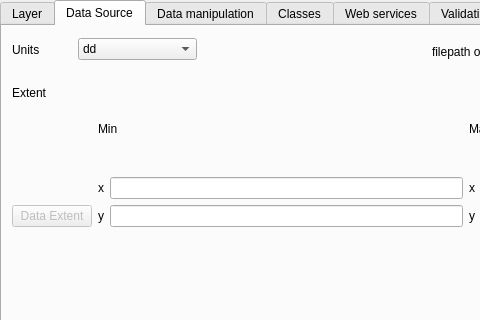
QMapfileEditor/QMapfileEditor, file layersettingsraster.ui: the form before one commit; both pictures show x 0 to 480 and y 0 to 320 of the 854 by 582 pixel window.
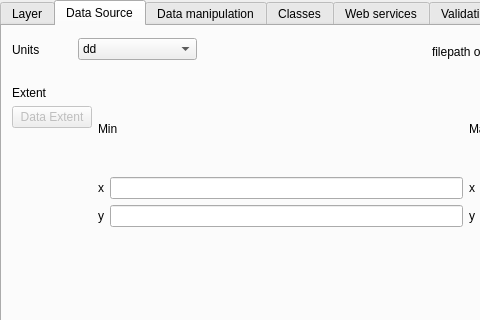
The form after the commit. The open tabs and pages were chosen to show the change. Icons and pictures are not drawn.

Commit message: Add vertical and horizontal spacer for better layout

Patch:
```diff
--- a/layersettingsraster.ui
+++ b/layersettingsraster.ui
@@ -705,6 +705,19 @@
          </property>
         </widget>
        </item>
+       <item>
+        <spacer name="verticalSpacer">
+         <property name="orientation">
+          <enum>Qt::Vertical</enum>
+         </property>
+         <property name="sizeHint" stdset="0">
+          <size>
+           <width>20</width>
+           <height>40</height>
+          </size>
+         </property>
+        </spacer>
+       </item>
       </layout>
      </item>
      <item>
```
The commit also changes 1 other file.
